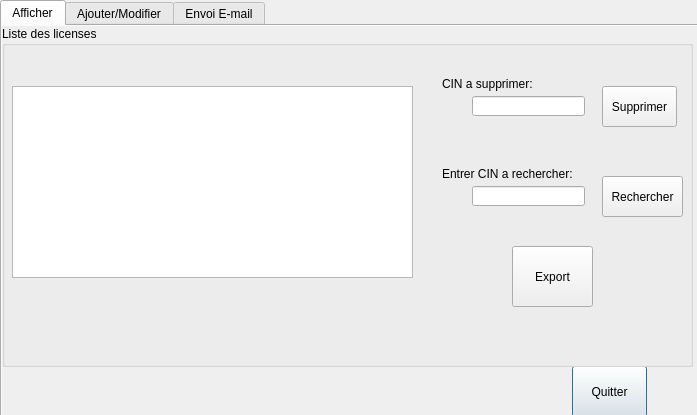
Qt form license_button.ui (Ahmedturki7777/Smart_Municipality2A4) before a commit.
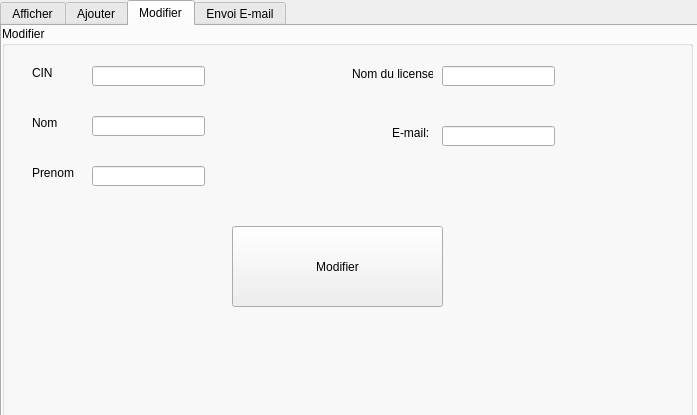
The same form after that commit.

```diff
--- a/license_button.ui
+++ b/license_button.ui
@@ -42,7 +42,7 @@
     <bool>true</bool>
    </property>
    <property name="currentIndex">
-    <number>0</number>
+    <number>2</number>
    </property>
    <widget class="QWidget" name="Afficher">
     <property name="autoFillBackground">
@@ -181,7 +181,7 @@
      <bool>true</bool>
     </property>
     <attribute name="title">
-     <string>Ajouter/Modifier</string>
+     <string>Ajouter</string>
     </attribute>
     <widget class="QGroupBox" name="groupBox">
      <property name="geometry">
@@ -323,11 +323,144 @@
        </rect>
       </property>
      </widget>
-     <widget class="QPushButton" name="pushButton_mod_license">
+    </widget>
+   </widget>
+   <widget class="QWidget" name="tab">
+    <attribute name="title">
+     <string>Modifier</string>
+    </attribute>
+    <widget class="QGroupBox" name="groupBox_3">
+     <property name="geometry">
+      <rect>
+       <x>0</x>
+       <y>0</y>
+       <width>691</width>
+       <height>391</height>
+      </rect>
+     </property>
+     <property name="title">
+      <string>Modifier</string>
+     </property>
+     <widget class="QLabel" name="label_2_license_2">
       <property name="geometry">
        <rect>
-        <x>420</x>
-        <y>170</y>
+        <x>30</x>
+        <y>90</y>
+        <width>47</width>
+        <height>13</height>
+       </rect>
+      </property>
+      <property name="text">
+       <string>Nom</string>
+      </property>
+     </widget>
+     <widget class="QLabel" name="label_license_2">
+      <property name="geometry">
+       <rect>
+        <x>30</x>
+        <y>40</y>
+        <width>47</width>
+        <height>13</height>
+       </rect>
+      </property>
+      <property name="text">
+       <string>CIN</string>
+      </property>
+     </widget>
+     <widget class="QLabel" name="label_3_license_2">
+      <property name="geometry">
+       <rect>
+        <x>30</x>
+        <y>140</y>
+        <width>47</width>
+        <height>13</height>
+       </rect>
+      </property>
+      <property name="text">
+       <string>Prenom</string>
+      </property>
+     </widget>
+     <widget class="QLineEdit" name="lineEdit_CIN_license_2">
+      <property name="geometry">
+       <rect>
+        <x>90</x>
+        <y>40</y>
+        <width>113</width>
+        <height>20</height>
+       </rect>
+      </property>
+     </widget>
+     <widget class="QLineEdit" name="lineEdit_Pr_license_2">
+      <property name="geometry">
+       <rect>
+        <x>90</x>
+        <y>140</y>
+        <width>113</width>
+        <height>20</height>
+       </rect>
+      </property>
+     </widget>
+     <widget class="QLineEdit" name="lineEdit_Nom_license_2">
+      <property name="geometry">
+       <rect>
+        <x>90</x>
+        <y>90</y>
+        <width>113</width>
+        <height>20</height>
+       </rect>
+      </property>
+     </widget>
+     <widget class="QLabel" name="label_6_license_2">
+      <property name="geometry">
+       <rect>
+        <x>350</x>
+        <y>40</y>
+        <width>81</width>
+        <height>16</height>
+       </rect>
+      </property>
+      <property name="text">
+       <string>Nom du licenses:</string>
+      </property>
+     </widget>
+     <widget class="QLineEdit" name="lineEdit_mail_license_2">
+      <property name="geometry">
+       <rect>
+        <x>440</x>
+        <y>100</y>
+        <width>113</width>
+        <height>20</height>
+       </rect>
+      </property>
+     </widget>
+     <widget class="QLineEdit" name="lineEdit_nl_license_2">
+      <property name="geometry">
+       <rect>
+        <x>440</x>
+        <y>40</y>
+        <width>113</width>
+        <height>20</height>
+       </rect>
+      </property>
+     </widget>
+     <widget class="QLabel" name="label_14_license_2">
+      <property name="geometry">
+       <rect>
+        <x>390</x>
+        <y>100</y>
+        <width>47</width>
+        <height>13</height>
+       </rect>
+      </property>
+      <property name="text">
+       <string>E-mail:</string>
+      </property>
+     </widget>
+     <widget class="QPushButton" name="pushButton_mod_license_2">
+      <property name="geometry">
+       <rect>
+        <x>230</x>
+        <y>200</y>
         <width>211</width>
         <height>81</height>
        </rect>
```
Left out of the diff: 4 changed lines with no effect on the pictures.
